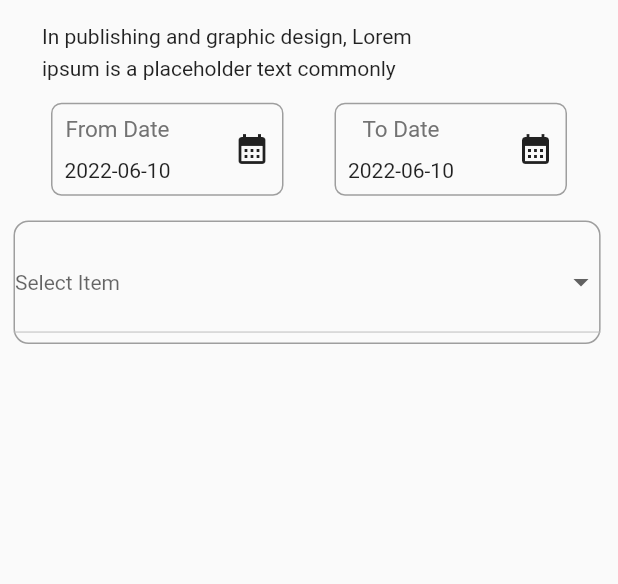
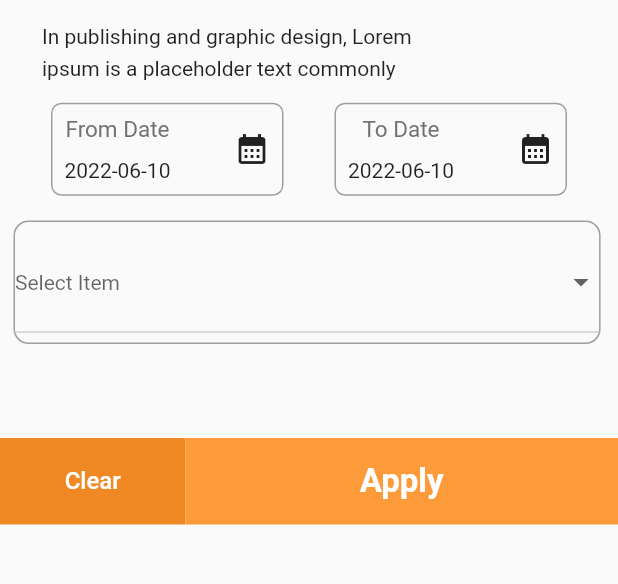
Before and after one commit to Amangupt123/ui_degi, a Flutter app: the BottemSheet widget shown alone on an empty page, opened directly, on a phone screen of 412 x 824 dp, the part 120-704 px from its top. Run offline on Flutter 3.47's test engine with Material 2 defaults, Android fonts, the phone set to English and light mode, and no system bars; drawn by our look-alikes of dropdown_button2; our stand-ins replace dotted_border, flutter_svg, video_player.

Commit message:
##3Week compelete

```diff
--- a/lib/bottesheet.dart
+++ b/lib/bottesheet.dart
@@ -1,7 +1,6 @@
 import 'package:flutter/material.dart';
 import 'package:flutter_svg/flutter_svg.dart';
 import 'package:dropdown_button2/dropdown_button2.dart';
-
 
 class BottemSheet extends StatefulWidget {
   BottemSheet({Key? key}) : super(key: key);
@@ -11,22 +10,28 @@ class BottemSheet extends StatefulWidget {
 }
 
 class _BottemSheetState extends State<BottemSheet> {
-  DateTime selectedDate = DateTime.now();
-
-  Future<void> _selectDate(BuildContext context) async {
+  DateTime selectedToDate = DateTime.now();
+  DateTime selectedFromDate = DateTime.now();
+  Future<void> _selectToDate(BuildContext context) async {
     final DateTime? picked =
-        await showDatePicker(context: context, initialDate: selectedDate, firstDate: DateTime(2015, 8), lastDate: DateTime(2101));
-    if (picked != null && picked != selectedDate) {
-      setState(() => selectedDate = picked);
+        await showDatePicker(context: context, initialDate: selectedToDate, firstDate: DateTime(2015, 8), lastDate: DateTime(2101));
+    if (picked != null && picked != selectedToDate) {
+      setState(() => selectedToDate = picked);
     }
   }
+  Future<void> _selectFromDate(BuildContext context) async {
+    final DateTime? picked =
+        await showDatePicker(context: context, initialDate: selectedFromDate, firstDate: DateTime(2015, 8), lastDate: DateTime(2101));
+    if (picked != null && picked != selectedFromDate) {
+      setState(() => selectedFromDate = picked);
+    }
+  }
+
   //List<String> _locations = ['A', 'B', 'C', 'D']; // Option 2
   // String _dropDownValue="s";
   final List<String> items = [
-  'Item1',
-  'Item2',
-  'Item3',
-  'Item4',
+    'Loss',
+    'Win',
   ];
   String? selectedValue;
 
@@ -44,7 +49,8 @@ String? selectedValue;
               child: Row(
                 // crossAxisAlignment: CrossAxisAlignment.center,
                 mainAxisAlignment: MainAxisAlignment.start,
-                children: [SizedBox(width: MediaQuery.of(context).size.width * 0.1),
+                children: [
+                  SizedBox(width: MediaQuery.of(context).size.width * 0.1),
                   CircleAvatar(
                       radius: 20,
                       child: SvgPicture.asset(
@@ -64,7 +70,7 @@ String? selectedValue;
             mainAxisAlignment: MainAxisAlignment.spaceEvenly,
             children: [
               InkWell(
-                onTap: () => _selectDate(context),
+                onTap: () => _selectFromDate(context),
                 child: Container(
                   width: 155,
                   padding: const EdgeInsets.all(8),
@@ -79,7 +85,7 @@ String? selectedValue;
                         children: [
                           const Text("From Date", style: TextStyle(fontSize: 15, fontWeight: FontWeight.w400, color: Color(0xff727272))),
                           const SizedBox(height: 10),
-                          Text("${selectedDate.toLocal()}".split(' ')[0]),
+                          Text("${selectedFromDate.toLocal()}".split(' ')[0]),
                         ],
                       ),
                       const Icon(Icons.calendar_month),
@@ -88,7 +94,7 @@ String? selectedValue;
                 ),
               ),
               InkWell(
-                onTap: () => _selectDate(context),
+                onTap: () => _selectToDate(context),
                 child: Container(
                   width: 155,
                   padding: const EdgeInsets.all(8),
@@ -103,7 +109,7 @@ String? selectedValue;
                         children: [
                           const Text("To Date", style: TextStyle(fontSize: 15, fontWeight: FontWeight.w400, color: Color(0xff727272))),
                           const SizedBox(height: 10),
-                          Text("${selectedDate.toLocal()}".split(' ')[0]),
+                          Text("${selectedToDate.toLocal()}".split(' ')[0]),
                         ],
                       ),
                       const Icon(Icons.calendar_month),
@@ -113,11 +119,12 @@ String? selectedValue;
               ),
             ],
           ),
-           SizedBox(height: MediaQuery.of(context).size.height  * 0.02),
+          SizedBox(height: MediaQuery.of(context).size.height * 0.02),
           //child: DropdownButtonHideUnderline(
           Padding(
-         padding: const EdgeInsets.only(left:9 ),
-         child: DropdownButton2(  buttonDecoration: BoxDecoration(
+            padding: const EdgeInsets.only(left: 9),
+            child: DropdownButton2(
+              buttonDecoration: BoxDecoration(
                   borderRadius: BorderRadius.circular(10),
                   border: Border.all(color: Colors.grey
                       //color: Colors.black26,
@@ -126,14 +133,11 @@ String? selectedValue;
                 'Select Item',
                 style: TextStyle(
                   fontSize: 14,
-               color: Theme
-                       .of(context)
-                       .hintColor,
+                  color: Theme.of(context).hintColor,
                 ),
               ),
               items: items
-                   .map((item) =>
-                   DropdownMenuItem<String>(
+                  .map((item) => DropdownMenuItem<String>(
                         value: item,
                         child: Text(
                           item,
@@ -149,13 +153,37 @@ String? selectedValue;
                   selectedValue = value as String;
                 });
               },
-
-           buttonHeight: MediaQuery.of(context).size.height*0.1,
-           buttonWidth: MediaQuery.of(context).size.width*0.95,
+              buttonHeight: MediaQuery.of(context).size.height * 0.1,
+              buttonWidth: MediaQuery.of(context).size.width * 0.95,
               itemHeight: 40,
             ),
           ),
-
+           SizedBox(
+                height: MediaQuery.of(context).size.height * 0.076,
+              ),
+          Row(
+            children: [  Container(
+                      height: MediaQuery.of(context).size.height * 0.07,
+                      width: MediaQuery.of(context).size.width * 0.30,
+                      decoration: BoxDecoration(color: const Color(0xffF08923), ),
+                      child: const Center(
+                          child: Text(
+                        'Clear',
+                        style: TextStyle(color: Color(0xffFFFFFF), fontWeight: FontWeight.w500, fontSize: 16),
+                      )),
+                    ),
+              Container(
+                      height: MediaQuery.of(context).size.height * 0.07,
+                      width: MediaQuery.of(context).size.width * 0.70,
+                      decoration: BoxDecoration(color: const Color(0xffFD9A3A), ),
+                      child: const Center(
+                          child: Text(
+                        'Apply',
+                        style: TextStyle(color: Color(0xffFFFFFF), fontWeight: FontWeight.w600, fontSize: 22),
+                      )),
+                    ),
+            ],
+          )
         ],
       ),
     );
--- a/pubspec.yaml
+++ b/pubspec.yaml
@@ -39,6 +39,7 @@ dependencies:
   flutter_svg: ^1.0.3
   dotted_border: ^2.0.0+2
   dropdown_button2: ^1.4.0
+  intl: ^0.17.0
 
 dev_dependencies:
   flutter_test:
```
Also changed, not shown: lib/EditProfile.dart (+48 -29 lines), pubspec.lock. Lines whose indentation alone changed are shown as unchanged.
